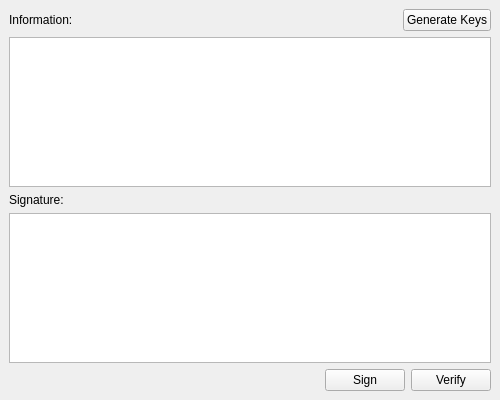
Above: Lab3/ex03/ui/ecc.ui from nghiaomg/LUUTRUNGNGHIA-BMTT-NC-HUTECH-2280602071 before the change. Below: the same form after it.
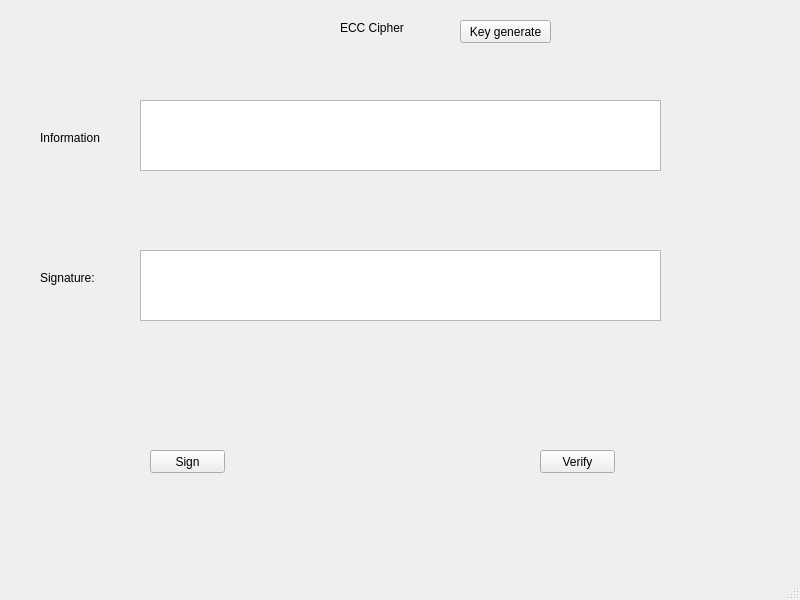
That is the form after the change.

Patch:
```diff
--- a/Lab3/ex03/ui/ecc.ui
+++ b/Lab3/ex03/ui/ecc.ui
@@ -6,106 +6,124 @@
    <rect>
     <x>0</x>
     <y>0</y>
-    <width>500</width>
-    <height>400</height>
+    <width>800</width>
+    <height>600</height>
    </rect>
   </property>
   <property name="windowTitle">
    <string>ECC CIPHER</string>
   </property>
   <widget class="QWidget" name="centralwidget">
-   <layout class="QVBoxLayout" name="verticalLayout">
-    <item>
-     <layout class="QHBoxLayout" name="horizontalLayout_1">
-      <item>
-       <widget class="QLabel" name="label_info">
-        <property name="text">
-         <string>Information:</string>
-        </property>
-       </widget>
-      </item>
-      <item>
-       <spacer name="horizontalSpacer_1">
-        <property name="orientation">
-         <enum>Qt::Horizontal</enum>
-        </property>
-        <property name="sizeHint" stdset="0">
-         <size>
-          <width>40</width>
-          <height>20</height>
-         </size>
-        </property>
-       </spacer>
-      </item>
-      <item>
-       <widget class="QPushButton" name="btn_gen_keys">
-        <property name="text">
-         <string>Generate Keys</string>
-        </property>
-       </widget>
-      </item>
-     </layout>
-    </item>
-    <item>
-     <widget class="QTextEdit" name="txt_info">
-      <property name="minimumSize">
-       <size>
-        <width>0</width>
-        <height>100</height>
-       </size>
-      </property>
-     </widget>
-    </item>
-    <item>
-     <widget class="QLabel" name="label_signature">
-      <property name="text">
-       <string>Signature:</string>
-      </property>
-     </widget>
-    </item>
-    <item>
-     <widget class="QTextEdit" name="txt_sign">
-      <property name="minimumSize">
-       <size>
-        <width>0</width>
-        <height>100</height>
-       </size>
-      </property>
-     </widget>
-    </item>
-    <item>
-     <layout class="QHBoxLayout" name="horizontalLayout_2">
-      <item>
-       <spacer name="horizontalSpacer_2">
-        <property name="orientation">
-         <enum>Qt::Horizontal</enum>
-        </property>
-        <property name="sizeHint" stdset="0">
-         <size>
-          <width>40</width>
-          <height>20</height>
-         </size>
-        </property>
-       </spacer>
-      </item>
-      <item>
-       <widget class="QPushButton" name="btn_sign">
-        <property name="text">
-         <string>Sign</string>
-        </property>
-       </widget>
-      </item>
-      <item>
-       <widget class="QPushButton" name="btn_verify">
-        <property name="text">
-         <string>Verify</string>
-        </property>
-       </widget>
-      </item>
-     </layout>
-    </item>
-   </layout>
+   <widget class="QTextEdit" name="txt_info">
+    <property name="geometry">
+     <rect>
+      <x>140</x>
+      <y>100</y>
+      <width>521</width>
+      <height>71</height>
+     </rect>
+    </property>
+   </widget>
+   <widget class="QTextEdit" name="txt_sign">
+    <property name="geometry">
+     <rect>
+      <x>140</x>
+      <y>250</y>
+      <width>521</width>
+      <height>71</height>
+     </rect>
+    </property>
+   </widget>
+   <widget class="QPushButton" name="btn_sign">
+    <property name="geometry">
+     <rect>
+      <x>150</x>
+      <y>450</y>
+      <width>75</width>
+      <height>23</height>
+     </rect>
+    </property>
+    <property name="text">
+     <string>Sign</string>
+    </property>
+   </widget>
+   <widget class="QPushButton" name="btn_verify">
+    <property name="geometry">
+     <rect>
+      <x>540</x>
+      <y>450</y>
+      <width>75</width>
+      <height>23</height>
+     </rect>
+    </property>
+    <property name="text">
+     <string>Verify</string>
+    </property>
+   </widget>
+   <widget class="QLabel" name="label">
+    <property name="geometry">
+     <rect>
+      <x>340</x>
+      <y>20</y>
+      <width>131</width>
+      <height>16</height>
+     </rect>
+    </property>
+    <property name="text">
+     <string>ECC Cipher</string>
+    </property>
+   </widget>
+   <widget class="QPushButton" name="btn_gen_keys">
+    <property name="geometry">
+     <rect>
+      <x>460</x>
+      <y>20</y>
+      <width>91</width>
+      <height>23</height>
+     </rect>
+    </property>
+    <property name="text">
+     <string>Key generate</string>
+    </property>
+   </widget>
+   <widget class="QLabel" name="label_info">
+    <property name="geometry">
+     <rect>
+      <x>40</x>
+      <y>130</y>
+      <width>61</width>
+      <height>16</height>
+     </rect>
+    </property>
+    <property name="text">
+     <string>Information</string>
+    </property>
+   </widget>
+   <widget class="QLabel" name="label_signature">
+    <property name="geometry">
+     <rect>
+      <x>40</x>
+      <y>270</y>
+      <width>61</width>
+      <height>16</height>
+     </rect>
+    </property>
+    <property name="text">
+     <string>Signature:</string>
+    </property>
+   </widget>
   </widget>
+  <widget class="QMenuBar" name="menubar">
+   <property name="geometry">
+    <rect>
+     <x>0</x>
+     <y>0</y>
+     <width>800</width>
+     <height>21</height>
+    </rect>
+   </property>
+  </widget>
+  <widget class="QStatusBar" name="statusbar"/>
  </widget>
  <resources/>
  <connections/>
```
Left out of the diff: 2 changed lines with no effect on the pictures.
